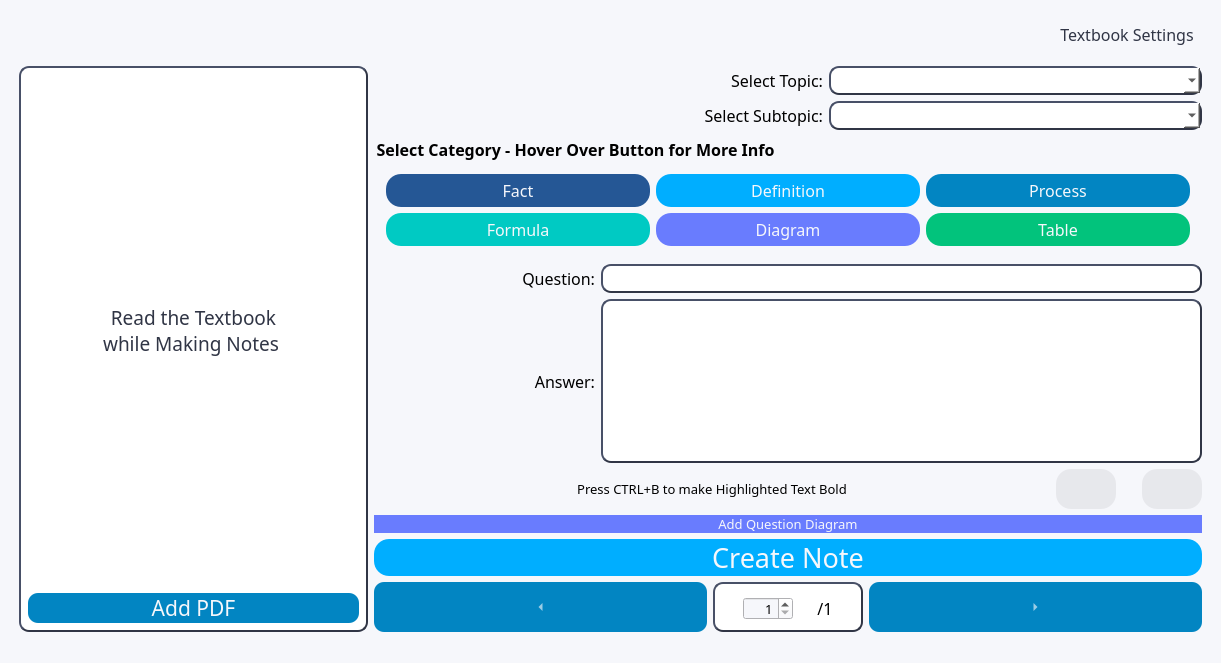
Before: the Qt Designer form gui/createNotesNoPDF.ui in AlexShem247/note-and-flashcard-maker, drawn with Qt 5.
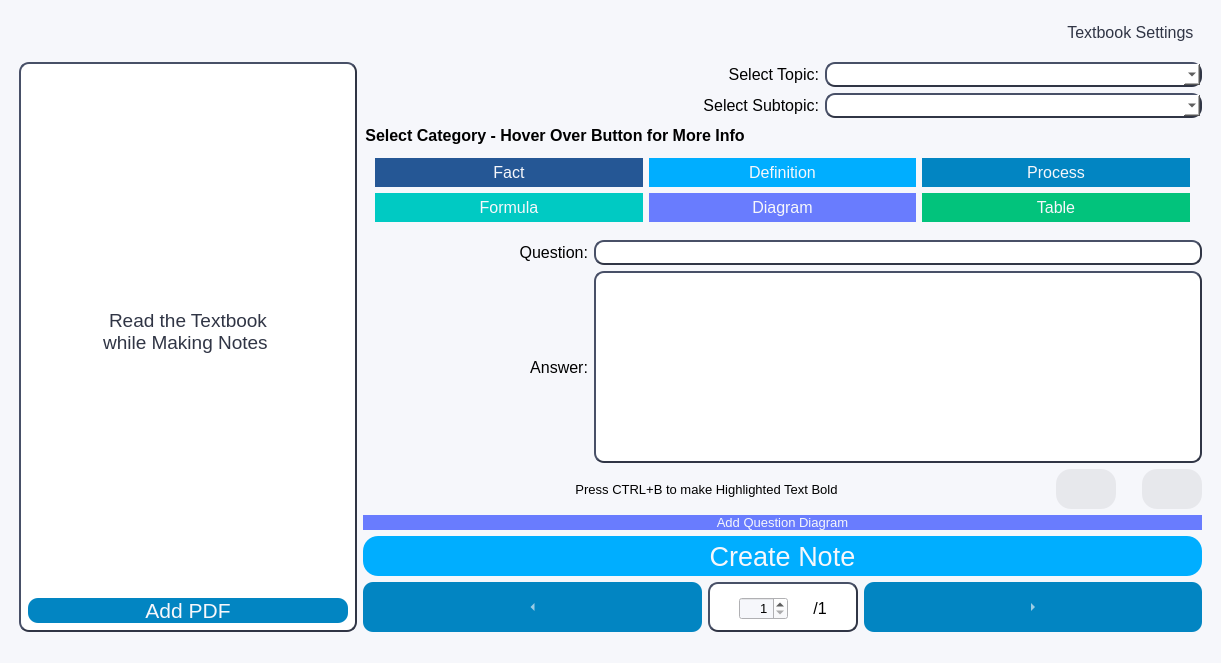
After: the same form once the commit is applied.

Commit message: Changed Font to MS Shell

Diff of the .ui file:
```diff
--- a/gui/createNotesNoPDF.ui
+++ b/gui/createNotesNoPDF.ui
@@ -36,7 +36,7 @@
           <widget class="QLabel" name="courseNameLabel">
            <property name="font">
             <font>
-             <family>Neue Haas Grotesk Text Pro</family>
+             <family>MS Shell Dlg 2</family>
              <pointsize>16</pointsize>
             </font>
            </property>
@@ -64,7 +64,7 @@
            </property>
            <property name="font">
             <font>
-             <family>Neue Haas Grotesk Text Pro</family>
+             <family>MS Shell Dlg 2</family>
              <pointsize>12</pointsize>
             </font>
            </property>
@@ -121,7 +121,7 @@
                </property>
                <property name="font">
                 <font>
-                 <family>Neue Haas Grotesk Text Pro</family>
+                 <family>MS Shell Dlg 2</family>
                  <pointsize>14</pointsize>
                 </font>
                </property>
@@ -148,7 +148,7 @@
                </property>
                <property name="font">
                 <font>
-                 <family>Neue Haas Grotesk Text Pro</family>
+                 <family>MS Shell Dlg 2</family>
                  <pointsize>16</pointsize>
                 </font>
                </property>
@@ -198,7 +198,7 @@
          <widget class="QLineEdit" name="questionEdit">
           <property name="font">
            <font>
-            <family>Neue Haas Grotesk Text Pro</family>
+            <family>MS Shell Dlg 2</family>
             <pointsize>12</pointsize>
            </font>
           </property>
@@ -232,7 +232,7 @@
             </property>
             <property name="font">
              <font>
-              <family>Neue Haas Grotesk Text Pro</family>
+              <family>MS Shell Dlg 2</family>
              </font>
             </property>
             <property name="styleSheet">
@@ -298,7 +298,7 @@
                </property>
                <property name="font">
                 <font>
-                 <family>Neue Haas Grotesk Text Pro</family>
+                 <family>MS Shell Dlg 2</family>
                  <pointsize>10</pointsize>
                 </font>
                </property>
@@ -326,7 +326,7 @@
                </property>
                <property name="font">
                 <font>
-                 <family>Neue Haas Grotesk Text Pro</family>
+                 <family>MS Shell Dlg 2</family>
                  <pointsize>12</pointsize>
                 </font>
                </property>
@@ -364,7 +364,7 @@
             </property>
             <property name="font">
              <font>
-              <family>Neue Haas Grotesk Text Pro</family>
+              <family>MS Shell Dlg 2</family>
              </font>
             </property>
             <property name="styleSheet">
@@ -392,7 +392,7 @@
          <widget class="QLabel" name="label_3">
           <property name="font">
            <font>
-            <family>Neue Haas Grotesk Text Pro</family>
+            <family>MS Shell Dlg 2</family>
             <pointsize>12</pointsize>
            </font>
           </property>
@@ -414,7 +414,7 @@
           </property>
           <property name="font">
            <font>
-            <family>Neue Haas Grotesk Text Pro</family>
+            <family>MS Shell Dlg 2</family>
             <pointsize>12</pointsize>
             <weight>75</weight>
             <bold>true</bold>
@@ -444,7 +444,7 @@
                  </property>
                  <property name="font">
                   <font>
-                   <family>Neue Haas Grotesk Text Pro</family>
+                   <family>MS Shell Dlg 2</family>
                    <pointsize>12</pointsize>
                   </font>
                  </property>
@@ -483,7 +483,7 @@
                  </property>
                  <property name="font">
                   <font>
-                   <family>Neue Haas Grotesk Text Pro</family>
+                   <family>MS Shell Dlg 2</family>
                    <pointsize>12</pointsize>
                   </font>
                  </property>
@@ -524,7 +524,7 @@
                  </property>
                  <property name="font">
                   <font>
-                   <family>Neue Haas Grotesk Text Pro</family>
+                   <family>MS Shell Dlg 2</family>
                    <pointsize>12</pointsize>
                   </font>
                  </property>
@@ -571,7 +571,7 @@
                </property>
                <property name="font">
                 <font>
-                 <family>Neue Haas Grotesk Text Pro</family>
+                 <family>MS Shell Dlg 2</family>
                  <pointsize>12</pointsize>
                 </font>
                </property>
@@ -612,7 +612,7 @@
                </property>
                <property name="font">
                 <font>
-                 <family>Neue Haas Grotesk Text Pro</family>
+                 <family>MS Shell Dlg 2</family>
                  <pointsize>12</pointsize>
                 </font>
                </property>
@@ -653,7 +653,7 @@
                </property>
                <property name="font">
                 <font>
-                 <family>Neue Haas Grotesk Text Pro</family>
+                 <family>MS Shell Dlg 2</family>
                  <pointsize>12</pointsize>
                 </font>
                </property>
@@ -707,7 +707,7 @@
          <widget class="QLabel" name="answerLabel">
           <property name="font">
            <font>
-            <family>Neue Haas Grotesk Text Pro</family>
+            <family>MS Shell Dlg 2</family>
             <pointsize>12</pointsize>
            </font>
           </property>
@@ -738,7 +738,7 @@
           </property>
           <property name="font">
            <font>
-            <family>Neue Haas Grotesk Text Pro</family>
+            <family>MS Shell Dlg 2</family>
             <pointsize>20</pointsize>
            </font>
           </property>
@@ -762,7 +762,7 @@
          <widget class="QLabel" name="questLabel">
           <property name="font">
            <font>
-            <family>Neue Haas Grotesk Text Pro</family>
+            <family>MS Shell Dlg 2</family>
             <pointsize>12</pointsize>
            </font>
           </property>
@@ -778,7 +778,7 @@
          <widget class="QPlainTextEdit" name="answerEdit">
           <property name="font">
            <font>
-            <family>Neue Haas Grotesk Text Pro</family>
+            <family>MS Shell Dlg 2</family>
             <pointsize>12</pointsize>
            </font>
           </property>
@@ -795,7 +795,7 @@
          <widget class="QLabel" name="label_2">
           <property name="font">
            <font>
-            <family>Neue Haas Grotesk Text Pro</family>
+            <family>MS Shell Dlg 2</family>
             <pointsize>12</pointsize>
            </font>
           </property>
@@ -811,7 +811,7 @@
          <widget class="QComboBox" name="topicCombo">
           <property name="font">
            <font>
-            <family>Neue Haas Grotesk Text Pro</family>
+            <family>MS Shell Dlg 2</family>
             <pointsize>12</pointsize>
            </font>
           </property>
@@ -830,7 +830,7 @@
            <widget class="QPushButton" name="questDiagramBtn">
             <property name="font">
              <font>
-              <family>Neue Haas Grotesk Text Pro</family>
+              <family>MS Shell Dlg 2</family>
               <pointsize>10</pointsize>
              </font>
             </property>
@@ -856,7 +856,7 @@
          <widget class="QComboBox" name="subtopicCombo">
           <property name="font">
            <font>
-            <family>Neue Haas Grotesk Text Pro</family>
+            <family>MS Shell Dlg 2</family>
             <pointsize>12</pointsize>
            </font>
           </property>
@@ -990,7 +990,7 @@
          <widget class="QLabel" name="infoLabel">
           <property name="font">
            <font>
-            <family>Neue Haas Grotesk Text Pro</family>
+            <family>MS Shell Dlg 2</family>
             <pointsize>10</pointsize>
            </font>
           </property>
```
Left out of the diff: 4 changed lines with no effect on the pictures. The commit also changes 27 other files.
